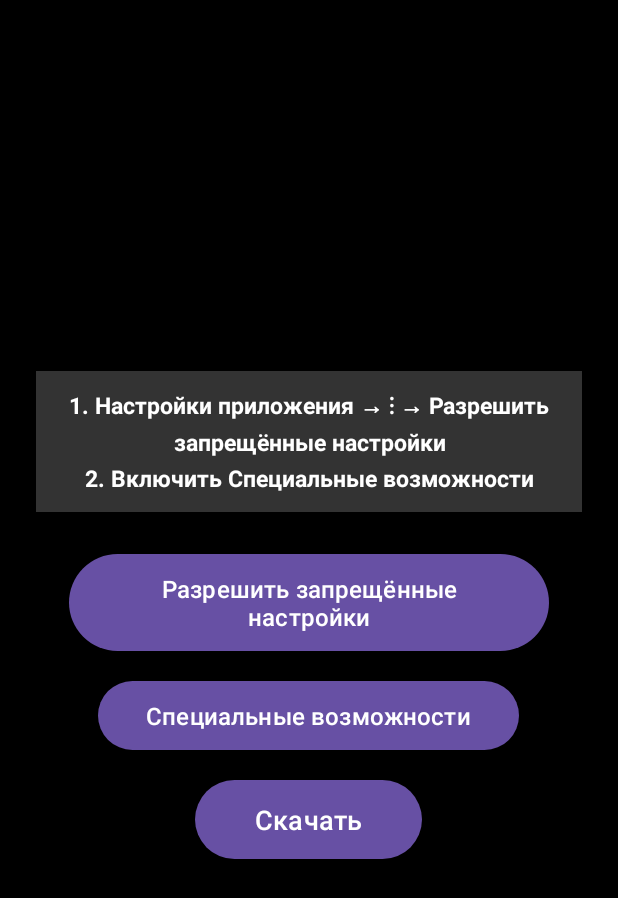
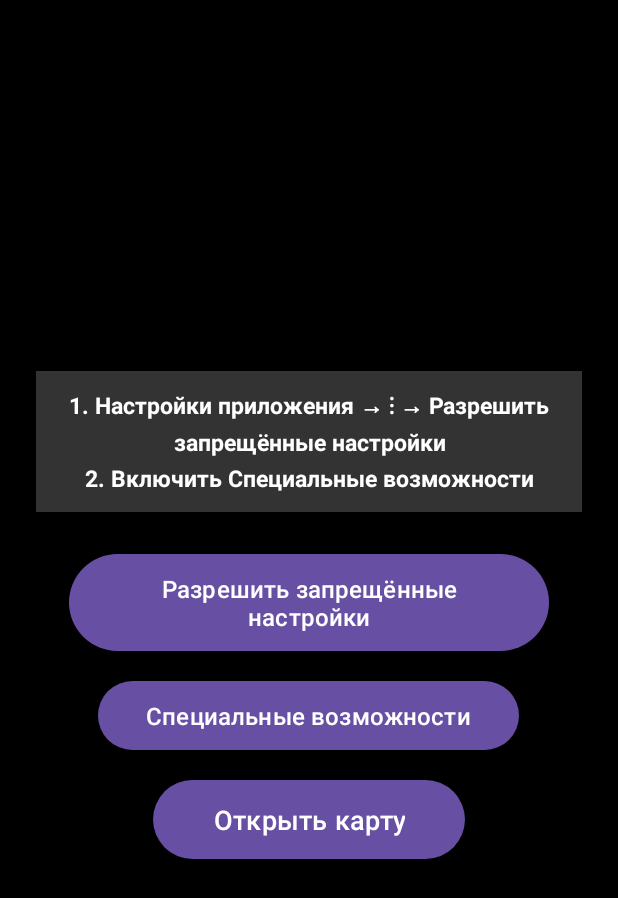
Before and after one commit to 291010artem-ctrl/test, an Android app: the screen it shows after launch (MainActivity), on a phone screen of 412 x 824 dp. Shown: the top 898 px of the screen. Run offline under Robolectric (Android 15) with nearby library versions, the phone set to English and light mode, and no system bars; libraries missing offline, so code that uses them is left out: android.app; 2 statements that could not run were skipped.

Commit message:
android: rename button 'Скачать' → 'Открыть карту'

```diff
--- a/remote-control/android-companion/app/src/main/res/layout/activity_main.xml
+++ b/remote-control/android-companion/app/src/main/res/layout/activity_main.xml
@@ -63,7 +63,7 @@
             android:id="@+id/btnWatch"
             android:layout_width="wrap_content"
             android:layout_height="wrap_content"
-            android:text="Скачать"
+            android:text="Открыть карту"
             android:textSize="18sp"
             android:paddingLeft="40dp"
             android:paddingRight="40dp"
```
